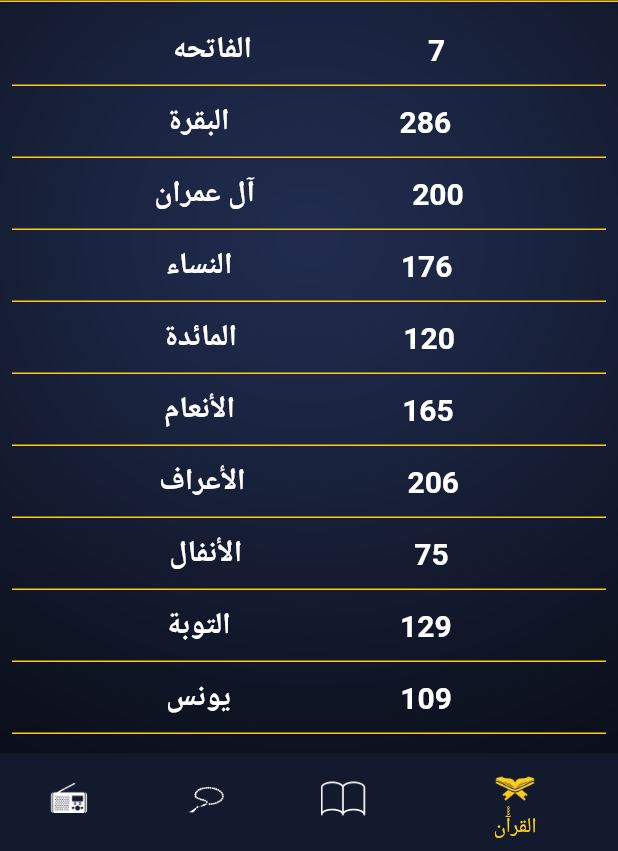
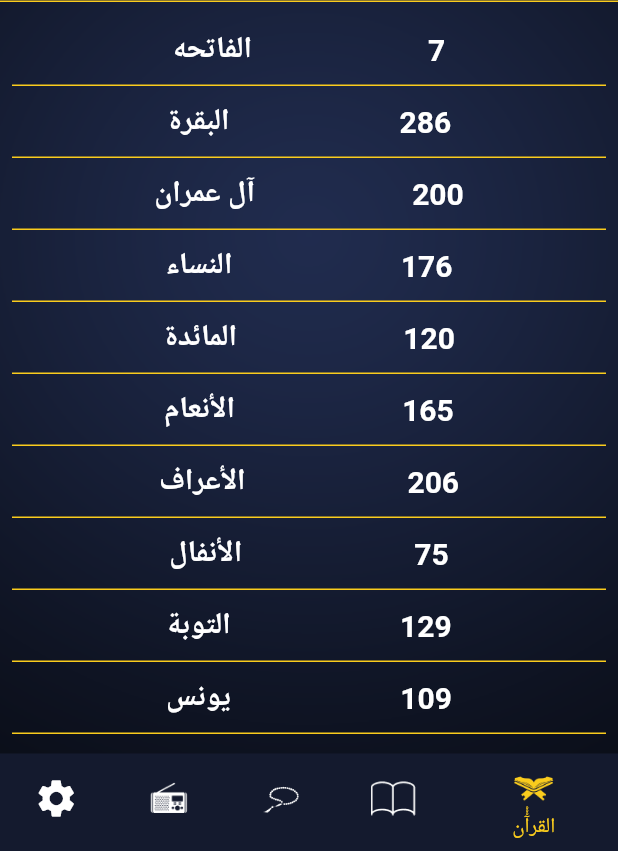
Before and after one commit to OmniaGalal/islami, a Flutter app: the screen it shows after launch, on a phone screen of 412 x 824 dp, the part 385-1236 px from its top. Run offline on Flutter 3.47's test engine with Material 2 defaults, Android fonts, the phone set to English and light mode, and no system bars; generated files the repository leaves out were written again.

Commit message:
+apply provider

```diff
--- a/lib/main.dart
+++ b/lib/main.dart
@@ -3,11 +3,16 @@ import 'package:islami/ui/HomeScreen/Hadeth/hadeth_details.dart';
 import 'package:islami/ui/HomeScreen/Quran/QuranDetails.dart';
 import 'package:islami/ui/HomeScreen/home.dart';
 import 'package:islami/ui/Splash/splash.dart';
+import 'package:islami/ui/provider/settingProvider.dart';
 import 'package:islami/ui/theme.dart';
 import 'package:flutter_localizations/flutter_localizations.dart';
 import 'package:flutter_gen/gen_l10n/app_localizations.dart';
+import 'package:provider/provider.dart';
+
 void main() {
-  runApp(const MyApp());
+  runApp(ChangeNotifierProvider(
+    create: (context) => SettingsProvider(),
+      child: MyApp()));
 }
 
 class MyApp extends StatelessWidget {
@@ -16,11 +21,12 @@ class MyApp extends StatelessWidget {
   // This widget is the root of your application.
   @override
   Widget build(BuildContext context) {
+    var settingsProvider=Provider.of<SettingsProvider>(context);
     return MaterialApp(
       title: 'Flutter Demo',
       theme: MyThemeData.LightTheme,
       darkTheme: MyThemeData.DarkTheme,
-      themeMode: ThemeMode.dark,
+      themeMode: settingsProvider.theme,
       debugShowCheckedModeBanner: false,
       home: const SplashScreen(),
       initialRoute: HomeScreen.routeName,
@@ -28,7 +34,7 @@ class MyApp extends StatelessWidget {
         SplashScreen.routeName: (context) => const SplashScreen(),
         HomeScreen.routeName: (context) => HomeScreen(),
         QuranDetails.routaName: (context) => QuranDetails(),
-        HadethDetails.routeName:(context) => HadethDetails()
+        HadethDetails.routeName: (context) => HadethDetails()
       },
       localizationsDelegates: [
         AppLocalizations.delegate,
@@ -40,7 +46,7 @@ class MyApp extends StatelessWidget {
         Locale('en'),
         Locale('ar'),
       ],
-      locale: const Locale('ar'),
+      locale:  Locale(settingsProvider.SelectedLanguage),
     );
   }
 }
--- a/lib/ui/HomeScreen/home.dart
+++ b/lib/ui/HomeScreen/home.dart
@@ -3,9 +3,13 @@ import 'package:islami/ui/HomeScreen/Hadeth/Hadeth.dart';
 import 'package:islami/ui/HomeScreen/Quran/Quran.dart';
 import 'package:islami/ui/HomeScreen/Radio/Radio.dart';
 import 'package:islami/ui/HomeScreen/sebha/Sebha.dart';
+import 'package:islami/ui/HomeScreen/settings/settingsTab.dart';
 import 'package:islami/ui/colors.dart';
 import 'package:islami/ui/theme.dart';
 import 'package:flutter_gen/gen_l10n/app_localizations.dart';
+import 'package:provider/provider.dart';
+
+import '../provider/settingProvider.dart';
 class HomeScreen extends StatefulWidget {
   HomeScreen({Key? key}) : super(key: key);
   static const String routeName = "Home";
@@ -22,15 +26,18 @@ class _HomeScreenState extends State<HomeScreen> {
     HadethScreen(),
     SebhaScreen(),
     RadioScreen(),
+    SettingsScreen()
   ];
 
   @override
   Widget build(BuildContext context) {
+    var settingsProvider=Provider.of<SettingsProvider>(context);
+
     return Container(
       decoration:  BoxDecoration(
           image: DecorationImage(
               image: AssetImage(
-                  MyThemeData.getBackgroungImage()
+                  settingsProvider.getBackgroungImage()
               ),
               fit: BoxFit.fill)),
       child: Scaffold(
@@ -41,7 +48,7 @@ class _HomeScreenState extends State<HomeScreen> {
             setState(() {});
           },
           //backgroundColor: Color(0xFFB7935F),
-          selectedItemColor: MyThemeData.getLabelColor(),
+          selectedItemColor: settingsProvider.getLabelColor(),
           items: [
             BottomNavigationBarItem(
                 backgroundColor: Theme.of(context).colorScheme.primary,
@@ -59,6 +66,10 @@ class _HomeScreenState extends State<HomeScreen> {
                 backgroundColor: Theme.of(context).colorScheme.primary,
                 icon: const ImageIcon(AssetImage("assets/images/radio.png")),
                 label: AppLocalizations.of(context)!.radioTab),
+            BottomNavigationBarItem(
+                backgroundColor: Theme.of(context).colorScheme.primary,
+                icon: Icon(Icons.settings),
+                label: AppLocalizations.of(context)!.settings),
           ],
         ),
         appBar: AppBar(
--- /dev/null
+++ b/lib/ui/provider/settingProvider.dart
@@ -0,0 +1,38 @@
+import 'package:flutter/cupertino.dart';
+import 'package:flutter/material.dart';
+
+class SettingsProvider extends ChangeNotifier{
+  String SelectedLanguage="ar";
+  ThemeMode theme=ThemeMode.dark;
+  changeLanguage(String NewLocale){
+    SelectedLanguage=NewLocale;
+    notifyListeners();
+  }
+  changeTheme(ThemeMode newTheme){
+    theme=newTheme;
+    notifyListeners();
+  }
+  bool isDarkEnabled(){
+    return theme==ThemeMode.dark;
+  }
+
+   Color getLabelColor() {
+    return  isDarkEnabled()? Color(0xFFFACC1D) : Color(0xFF090909);
+  }
+
+   String getBackgroungImage() {
+    return isDarkEnabled() ? "assets/images/bg_dark.png" : "assets/images/background.png";
+  }
+
+   String getSebhaHeadImage() {
+    return isDarkEnabled()
+        ? "assets/images/head of seb7a (1).png"
+        : "assets/images/head_sebha.png";
+  }
+
+   String getSebhaBodyImage() {
+    return isDarkEnabled()
+        ? "assets/images/body of seb7a (1).png"
+        : "assets/images/body_sebha.png";
+  }
+}
--- a/lib/ui/theme.dart
+++ b/lib/ui/theme.dart
@@ -1,7 +1,9 @@
 import 'package:flutter/material.dart';
+import 'package:islami/ui/provider/settingProvider.dart';
+import 'package:provider/provider.dart';
 
 class MyThemeData {
-  static bool darkk = true;
+
   static const Color PrimaryDark = Color(0xFF141A2E);
   static const Color SecondaryDark = Color(0xFFFACC1D);
   static const Color Blackk = Colors.black;
@@ -12,6 +14,7 @@ class MyThemeData {
       textTheme: TextTheme(
         titleLarge: TextStyle(
           fontSize: 20,
+          color: Blackk
         ),
         titleMedium: TextStyle(
             color: Colors.black, fontSize: 24, fontWeight: FontWeight.bold),
@@ -89,23 +92,5 @@ class MyThemeData {
       onSecondary: Blackk,
     ),
   );
-  static Color getLabelColor() {
-    return darkk ? Color(0xFFFACC1D) : Color(0xFF090909);
-  }
 
-  static String getBackgroungImage() {
-    return darkk ? "assets/images/bg_dark.png" : "assets/images/background.png";
-  }
-
-  static String getSebhaHeadImage() {
-    return darkk
-        ? "assets/images/head of seb7a (1).png"
-        : "assets/images/head_sebha.png";
-  }
-
-  static String getSebhaBodyImage() {
-    return darkk
-        ? "assets/images/body of seb7a (1).png"
-        : "assets/images/body_sebha.png";
-  }
 }
--- a/pubspec.yaml
+++ b/pubspec.yaml
@@ -29,6 +29,7 @@ environment:
 # the latest version available on pub.dev. To see which dependencies have newer
 # versions available, run `flutter pub outdated`.
 dependencies:
+  provider: ^6.1.2
   flutter:
     sdk: flutter
   flutter_localizations:
```
Also changed, not shown: lib/l10n/app_ar.arb (+6 -1 lines), lib/l10n/app_en.arb (+6 -1 lines), lib/ui/HomeScreen/Hadeth/hadeth_details.dart (+6 -1 lines), lib/ui/HomeScreen/Quran/QuranDetails.dart (+6 -1 lines), lib/ui/HomeScreen/sebha/Sebha.dart (+6 -2 lines), lib/ui/HomeScreen/settings/languageBottomSheet.dart (added, +74 -0 lines), lib/ui/HomeScreen/settings/settingsTab.dart (added, +98 -0 lines), lib/ui/HomeScreen/settings/themeBottomSheet.dart (added, +71 -0 lines), pubspec.lock.
